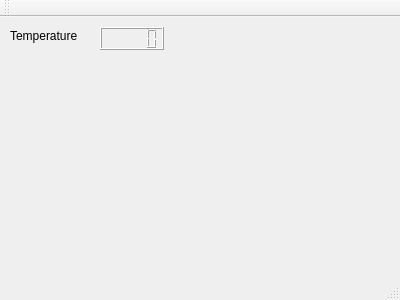
ccppcsh/SmartX, file mainwindow.ui: the form before one commit.
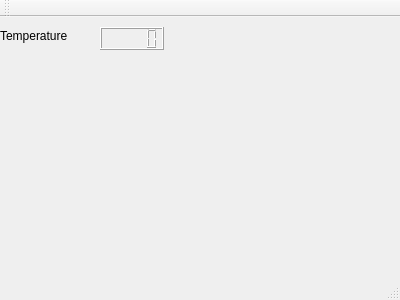
The form after the commit.

Patch:
```diff
--- a/mainwindow.ui
+++ b/mainwindow.ui
@@ -27,7 +27,7 @@
    <widget class="QLabel" name="label">
     <property name="geometry">
      <rect>
-      <x>10</x>
+      <x>0</x>
       <y>10</y>
       <width>101</width>
       <height>17</height>
```
